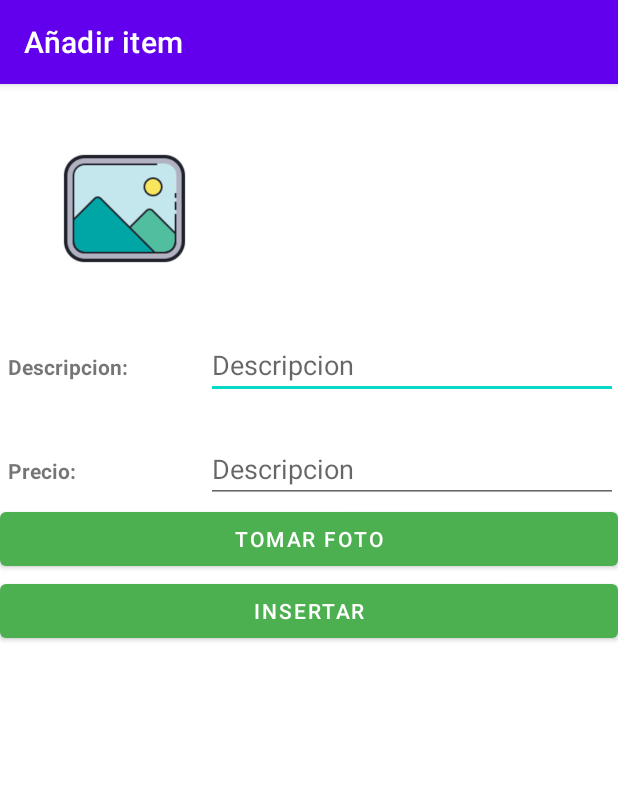
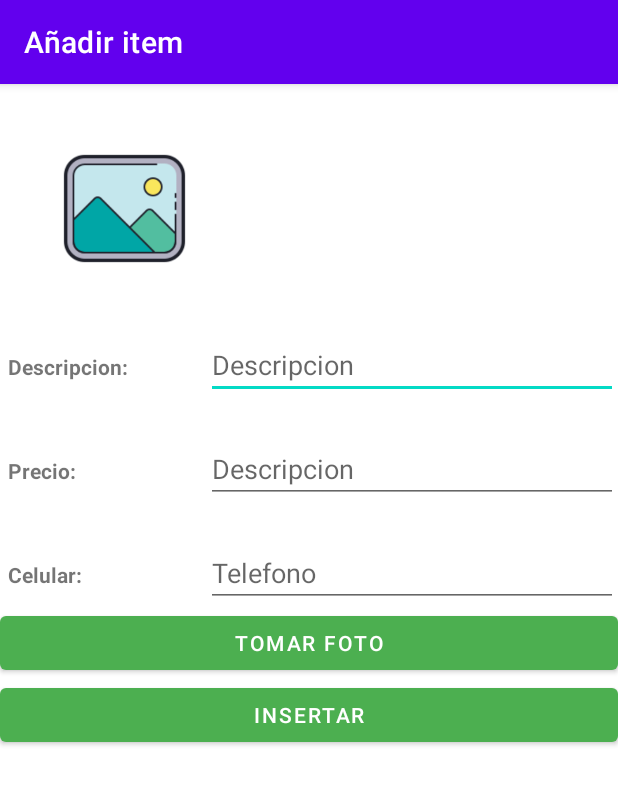
Before and after one commit to Enmeca/Lab06-Moviles, an Android app: the AddItems screen opened directly, with no data from a screen before it, on a phone screen of 412 x 824 dp. Shown: the top 785 px of the screen. Run offline under Robolectric (Android 15) with nearby library versions, the phone set to English and light mode, and no system bars.

Commit message:
Base Datos

```diff
--- a/Lab06/app/src/main/java/com/cabegaira/lab06/DatabaseHelper.kt
+++ b/Lab06/app/src/main/java/com/cabegaira/lab06/DatabaseHelper.kt
@@ -12,7 +12,7 @@ class DatabaseHelper(context: Context) : SQLiteOpenHelper(context, DATABASE_NAME
 
         db.execSQL("Create Table $TABLE_IMG(ID INTEGER PRIMARY KEY AUTOINCREMENT,Item_img BLOB)")
 
-        db.execSQL("Create Table $TABLE_DES(ID INTEGER PRIMARY KEY AUTOINCREMENT,img INTEGER, desc TEXT, price NUMERIC)")
+        db.execSQL("Create Table $TABLE_DES(ID INTEGER PRIMARY KEY AUTOINCREMENT,img INTEGER, desc TEXT, price NUMERIC, phone TEXT)")
     }
 
     override fun onUpgrade(db: SQLiteDatabase, oldVersion: Int, newVersion: Int) {
@@ -69,7 +69,7 @@ class DatabaseHelper(context: Context) : SQLiteOpenHelper(context, DATABASE_NAME
         return -1
     }
 
-    fun insertItem(desc:String,price:Int){
+    fun insertItem(desc:String,price:Int,phone:String){
 
         val db = this.writableDatabase
         val contentValues = ContentValues()
@@ -78,6 +78,7 @@ class DatabaseHelper(context: Context) : SQLiteOpenHelper(context, DATABASE_NAME
         contentValues.put(DESC, desc)
         contentValues.put(IMG, img)
         contentValues.put(PRICE, price)
+        contentValues.put(PHONE, phone)
         db.insert(TABLE_DES, null, contentValues)
 
     }
@@ -90,6 +91,7 @@ class DatabaseHelper(context: Context) : SQLiteOpenHelper(context, DATABASE_NAME
 
         private val DESC = "desc"
         private val PRICE = "price"
+        private val PHONE = "phone"
     }
 
 }
--- a/Lab06/app/src/main/java/com/cabegaira/lab06/main/AddItems.kt
+++ b/Lab06/app/src/main/java/com/cabegaira/lab06/main/AddItems.kt
@@ -69,7 +69,8 @@ class AddItems : AppCompatActivity(){
         try {
             var desc = desctxt.text.toString()
             var price = pricetxt.text.toString().toInt()
-            dbSq.insertItem(desc,price)
+            var phone = phonetxt.text.toString()
+            dbSq.insertItem(desc,price,phone)
             Toast.makeText(this, "ITEM Agregado", Toast.LENGTH_SHORT).show()
             finish()
         }catch (e: Exception){
--- a/Lab06/app/src/main/java/com/cabegaira/lab06/main/Items.kt
+++ b/Lab06/app/src/main/java/com/cabegaira/lab06/main/Items.kt
@@ -8,11 +8,12 @@ class Items: Serializable {
     var desc:String=""
     var Img_item:Bitmap? = null
     var price:Int = 0
-
-    internal constructor(id: Int, desc: String, Img_item: Bitmap?, price:Int) {
+    var phone:String=""
+    internal constructor(id: Int, desc: String, Img_item: Bitmap?, price:Int, phone:String ) {
         this.id = id
         this.desc = desc
         this.Img_item = Img_item
         this.price = price
+        this.phone=phone
     }
 }
--- a/Lab06/app/src/main/java/com/cabegaira/lab06/main/LoginActivity.kt
+++ b/Lab06/app/src/main/java/com/cabegaira/lab06/main/LoginActivity.kt
@@ -7,12 +7,13 @@ import android.widget.Toast
 import androidx.appcompat.app.AppCompatActivity
 import androidx.biometric.BiometricPrompt
 import androidx.core.content.ContextCompat
+import com.cabegaira.lab06.DatabaseHelper
 import com.cabegaira.lab06.R
 import kotlinx.android.synthetic.main.fingerprint_login.*
 import java.util.concurrent.Executor
 
 class LoginActivity : AppCompatActivity() {
-
+    var db: DatabaseHelper? = null
     private lateinit var executor : Executor
     private lateinit var biometricPrompt: BiometricPrompt
     private lateinit var promptInfo: BiometricPrompt.PromptInfo
@@ -22,7 +23,8 @@ class LoginActivity : AppCompatActivity() {
        super.onCreate(savedInstanceState)
        setContentView(R.layout.fingerprint_login)
         val intent = Intent(this, ItemsCRUD::class.java)
-
+        db = DatabaseHelper(this)
+        val id = db?.Img_MAX()
         executor = ContextCompat.getMainExecutor(this)
         biometricPrompt = BiometricPrompt(this@LoginActivity, executor, object : BiometricPrompt.AuthenticationCallback(){
             override fun onAuthenticationError(errorCode: Int, errString: CharSequence) {
--- a/Lab06/app/src/main/res/layout/camera_activity.xml
+++ b/Lab06/app/src/main/res/layout/camera_activity.xml
@@ -66,6 +66,32 @@
     </LinearLayout>
 
     <LinearLayout
+        android:layout_marginTop="24dp"
+        android:layout_width="match_parent"
+        android:layout_height="wrap_content"
+        android:orientation="horizontal">
+
+        <TextView
+            android:layout_width="0dp"
+            android:layout_weight="1"
+            android:layout_height="wrap_content"
+            android:maxLines="1"
+            android:padding="5dp"
+            android:text="Celular: "
+            android:textAppearance="?android:attr/textAppearanceSmall"
+            android:textStyle="bold" />
+
+        <EditText
+            android:id="@+id/phonetxt"
+            android:layout_width="0dp"
+            android:layout_weight="2"
+            android:layout_height="wrap_content"
+            android:ems="10"
+            android:inputType="phone"
+            android:hint="Telefono" />
+    </LinearLayout>
+
+    <LinearLayout
         android:layout_width="match_parent"
         android:layout_height="wrap_content"
         android:orientation="horizontal">
--- a/Lab06/app/src/main/res/values-night/themes.xml
+++ b/Lab06/app/src/main/res/values-night/themes.xml
@@ -4,7 +4,7 @@
         <!-- Primary brand color. -->
         <item name="colorPrimary">@color/purple_200</item>
         <item name="colorPrimaryVariant">@color/purple_700</item>
-        <item name="colorOnPrimary">@color/black</item>
+        <item name="colorOnPrimary">@color/white</item>
         <!-- Secondary brand color. -->
         <item name="colorSecondary">@color/teal_200</item>
         <item name="colorSecondaryVariant">@color/teal_200</item>
```
Also changed, not shown: Lab06/app/src/main/java/com/cabegaira/lab06/main/ItemsCRUD.kt (+5 -4 lines).
